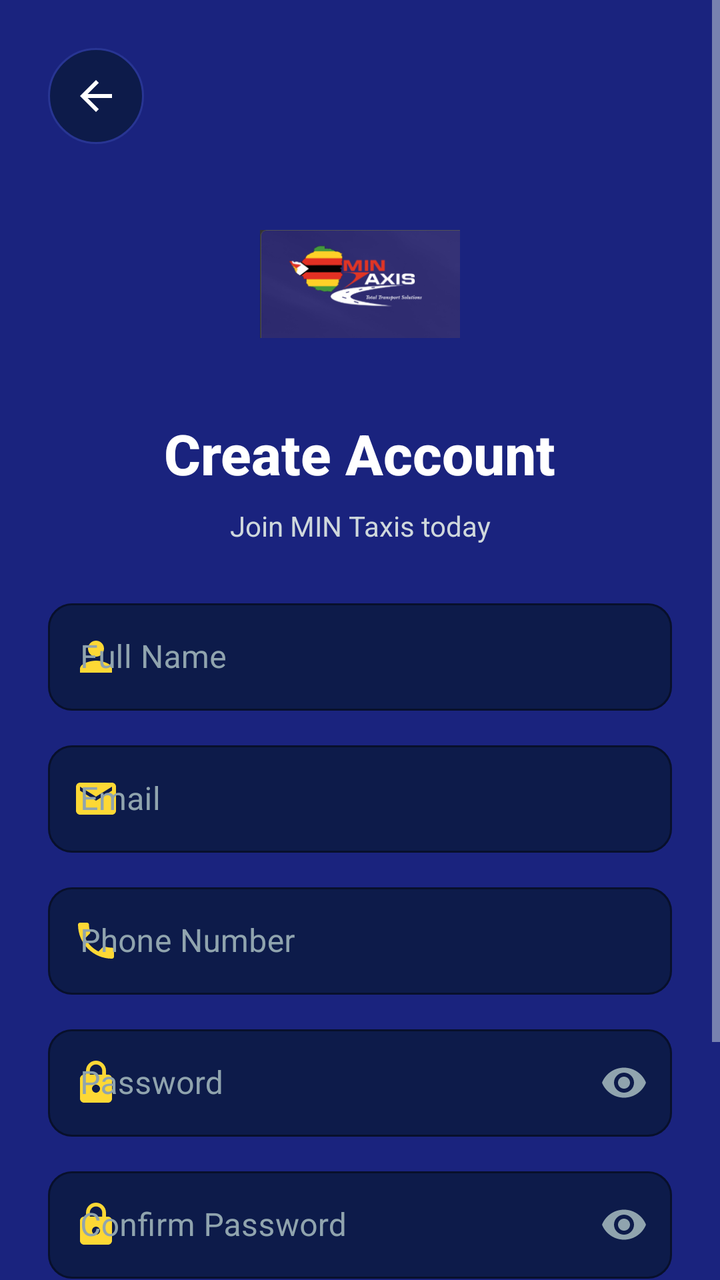
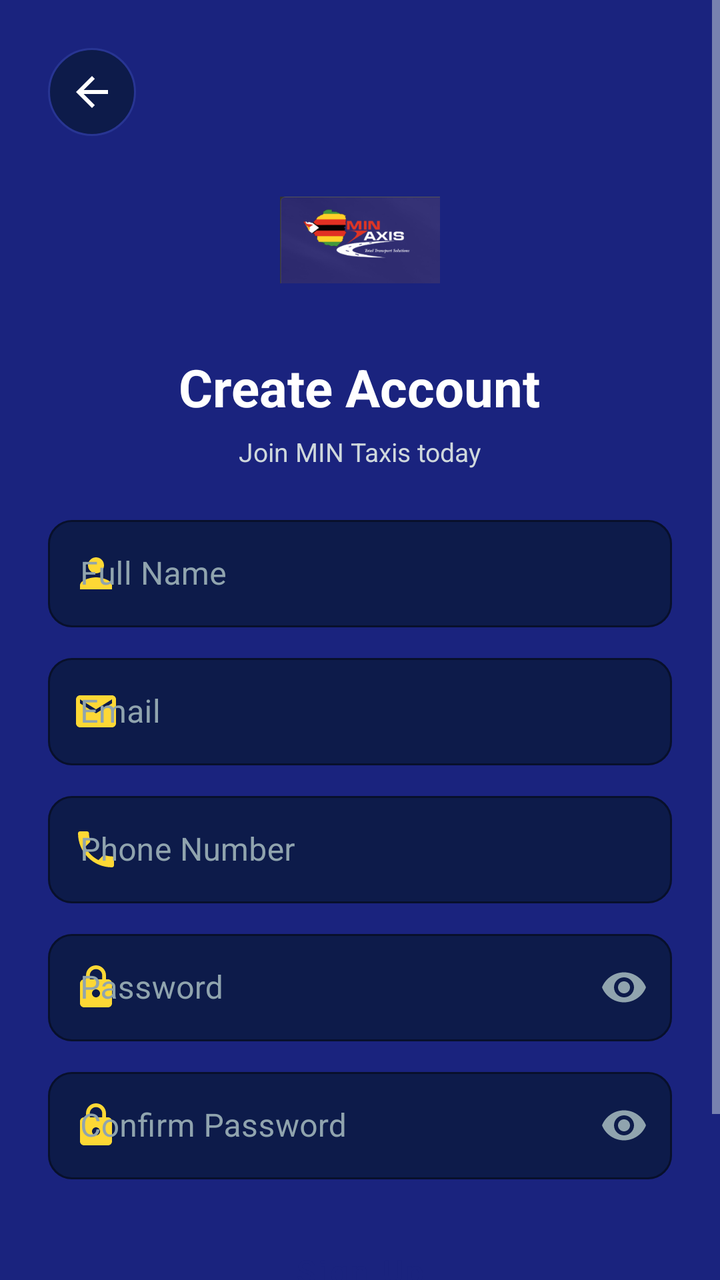

The first picture is an Android layout as it rendered before a commit; the second is the same layout after the commit. The layout source and the unified diff follow.
<!-- AndroidManifest.xml: activity theme Theme.MinTaxis -->
<!-- res/layout/activity_register.xml -->
<?xml version="1.0" encoding="utf-8"?>
<ScrollView 
    xmlns:android="http://schemas.android.com/apk/res/android"
    xmlns:app="http://schemas.android.com/apk/res-auto"
    android:layout_width="match_parent"
    android:layout_height="match_parent"
    android:background="@color/mintaxis_navy"
    android:fillViewport="true">

    <androidx.constraintlayout.widget.ConstraintLayout
        android:layout_width="match_parent"
        android:layout_height="wrap_content"
        android:padding="24dp">

        
        <ImageButton
            android:id="@+id/backButton"
            android:layout_width="48dp"
            android:layout_height="48dp"
            android:background="@drawable/circle_background"
            android:src="@drawable/ic_back"
            android:contentDescription="Back"
            android:scaleType="centerInside"
            android:tint="@color/mintaxis_white"
            app:layout_constraintStart_toStartOf="parent"
            app:layout_constraintTop_toTopOf="parent" />

        
        <ImageView
            android:id="@+id/logo"
            android:layout_width="100dp"
            android:layout_height="100dp"
            android:src="@mipmap/ic_launcher"
            android:scaleType="fitCenter"
            android:layout_marginTop="20dp"
            app:layout_constraintEnd_toEndOf="parent"
            app:layout_constraintStart_toStartOf="parent"
            app:layout_constraintTop_toBottomOf="@id/backButton" />

        
        <TextView
            android:id="@+id/welcomeText"
            android:layout_width="wrap_content"
            android:layout_height="wrap_content"
            android:text="Create Account"
            android:textColor="@color/mintaxis_text_primary"
            android:textSize="28sp"
            android:textStyle="bold"
            android:fontFamily="sans-serif-medium"
            android:layout_marginTop="16dp"
            app:layout_constraintEnd_toEndOf="parent"
            app:layout_constraintStart_toStartOf="parent"
            app:layout_constraintTop_toBottomOf="@id/logo" />

        <TextView
            android:id="@+id/subtitleText"
            android:layout_width="wrap_content"
            android:layout_height="wrap_content"
            android:text="Join MIN Taxis today"
            android:textColor="@color/mintaxis_text_secondary"
            android:textSize="14sp"
            android:layout_marginTop="8dp"
            app:layout_constraintEnd_toEndOf="parent"
            app:layout_constraintStart_toStartOf="parent"
            app:layout_constraintTop_toBottomOf="@id/welcomeText" />

        
        <com.google.android.material.textfield.TextInputLayout
            android:id="@+id/nameLayout"
            style="@style/MinTaxis.TextInput"
            android:layout_width="0dp"
            android:layout_height="wrap_content"
            android:hint="Full Name"
            android:layout_marginTop="24dp"
            app:startIconDrawable="@drawable/ic_profile"
            app:startIconTint="@color/mintaxis_yellow"
            app:layout_constraintEnd_toEndOf="parent"
            app:layout_constraintStart_toStartOf="parent"
            app:layout_constraintTop_toBottomOf="@id/subtitleText">

            <com.google.android.material.textfield.TextInputEditText
                android:id="@+id/fullName"
                android:layout_width="match_parent"
                android:layout_height="wrap_content"
                android:inputType="textPersonName"
                android:padding="16dp" />

        </com.google.android.material.textfield.TextInputLayout>

        
        <com.google.android.material.textfield.TextInputLayout
            android:id="@+id/emailLayout"
            style="@style/MinTaxis.TextInput"
            android:layout_width="0dp"
            android:layout_height="wrap_content"
            android:hint="Email"
            android:layout_marginTop="12dp"
            app:startIconDrawable="@drawable/ic_email"
            app:startIconTint="@color/mintaxis_yellow"
            app:layout_constraintEnd_toEndOf="parent"
            app:layout_constraintStart_toStartOf="parent"
            app:layout_constraintTop_toBottomOf="@id/nameLayout">

            <com.google.android.material.textfield.TextInputEditText
                android:id="@+id/email"
                android:layout_width="match_parent"
                android:layout_height="wrap_content"
                android:inputType="textEmailAddress"
                android:padding="16dp" />

        </com.google.android.material.textfield.TextInputLayout>

        
        <com.google.android.material.textfield.TextInputLayout
            android:id="@+id/phoneLayout"
            style="@style/MinTaxis.TextInput"
            android:layout_width="0dp"
            android:layout_height="wrap_content"
            android:hint="Phone Number"
            android:layout_marginTop="12dp"
            app:startIconDrawable="@drawable/ic_phone"
            app:startIconTint="@color/mintaxis_yellow"
            app:layout_constraintEnd_toEndOf="parent"
            app:layout_constraintStart_toStartOf="parent"
            app:layout_constraintTop_toBottomOf="@id/emailLayout">

            <com.google.android.material.textfield.TextInputEditText
                android:id="@+id/phoneNumber"
                android:layout_width="match_parent"
                android:layout_height="wrap_content"
                android:inputType="phone"
                android:padding="16dp" />

        </com.google.android.material.textfield.TextInputLayout>

        
        <com.google.android.material.textfield.TextInputLayout
            android:id="@+id/passwordLayout"
            style="@style/MinTaxis.TextInput"
            android:layout_width="0dp"
            android:layout_height="wrap_content"
            android:hint="Password"
            android:layout_marginTop="12dp"
            app:startIconDrawable="@drawable/ic_lock"
            app:startIconTint="@color/mintaxis_yellow"
            app:endIconMode="password_toggle"
            app:endIconTint="@color/mintaxis_text_muted"
            app:layout_constraintEnd_toEndOf="parent"
            app:layout_constraintStart_toStartOf="parent"
            app:layout_constraintTop_toBottomOf="@id/phoneLayout">

            <com.google.android.material.textfield.TextInputEditText
                android:id="@+id/password"
                android:layout_width="match_parent"
                android:layout_height="wrap_content"
                android:inputType="textPassword"
                android:padding="16dp" />

        </com.google.android.material.textfield.TextInputLayout>

        
        <com.google.android.material.textfield.TextInputLayout
            android:id="@+id/confirmPasswordLayout"
            style="@style/MinTaxis.TextInput"
            android:layout_width="0dp"
            android:layout_height="wrap_content"
            android:hint="Confirm Password"
            android:layout_marginTop="12dp"
            app:startIconDrawable="@drawable/ic_lock"
            app:startIconTint="@color/mintaxis_yellow"
            app:endIconMode="password_toggle"
            app:endIconTint="@color/mintaxis_text_muted"
            app:layout_constraintEnd_toEndOf="parent"
            app:layout_constraintStart_toStartOf="parent"
            app:layout_constraintTop_toBottomOf="@id/passwordLayout">

            <com.google.android.material.textfield.TextInputEditText
                android:id="@+id/confirmPassword"
                android:layout_width="match_parent"
                android:layout_height="wrap_content"
                android:inputType="textPassword"
                android:padding="16dp" />

        </com.google.android.material.textfield.TextInputLayout>

        
        <Button
            android:id="@+id/registerButton"
            style="@style/MinTaxis.Button.Primary"
            android:layout_width="0dp"
            android:layout_height="56dp"
            android:text="Sign Up"
            android:textSize="16sp"
            android:layout_marginTop="24dp"
            app:layout_constraintEnd_toEndOf="parent"
            app:layout_constraintStart_toStartOf="parent"
            app:layout_constraintTop_toBottomOf="@id/confirmPasswordLayout" />

        
        <LinearLayout
            android:id="@+id/loginContainer"
            android:layout_width="wrap_content"
            android:layout_height="wrap_content"
            android:orientation="horizontal"
            android:layout_marginTop="24dp"
            android:layout_marginBottom="24dp"
            app:layout_constraintEnd_toEndOf="parent"
            app:layout_constraintStart_toStartOf="parent"
            app:layout_constraintTop_toBottomOf="@id/registerButton">

            <TextView
                android:layout_width="wrap_content"
                android:layout_height="wrap_content"
                android:text="Already have an account? "
                android:textColor="@color/mintaxis_text_secondary"
                android:textSize="14sp" />

            <TextView
                android:id="@+id/loginLink"
                android:layout_width="wrap_content"
                android:layout_height="wrap_content"
                android:text="Sign In"
                android:textColor="@color/mintaxis_yellow"
                android:textSize="14sp"
                android:textStyle="bold" />

        </LinearLayout>

    </androidx.constraintlayout.widget.ConstraintLayout>
</ScrollView>
<!-- resources referenced by this layout -->
<resources>
  <color name="mintaxis_navy">#1A237E</color>
  <color name="mintaxis_text_muted">#90A4AE</color>
  <color name="mintaxis_text_primary">#FFFFFF</color>
  <color name="mintaxis_text_secondary">#CFD8DC</color>
  <color name="mintaxis_white">#FFFFFF</color>
  <color name="mintaxis_yellow">#FDD835</color>
  <!-- drawable circle_background (drawable) -->
  <?xml version="1.0" encoding="utf-8"?>
  <shape xmlns:android="http://schemas.android.com/apk/res/android"
      android:shape="oval">
      <solid android:color="@color/mintaxis_navy_dark" />
      <stroke
          android:width="1dp"
          android:color="@color/mintaxis_navy_light" />
  </shape>
  <!-- drawable ic_back (drawable) -->
  <vector xmlns:android="http://schemas.android.com/apk/res/android"
      android:width="24dp"
      android:height="24dp"
      android:viewportWidth="24"
      android:viewportHeight="24">
      <path
          android:fillColor="#FFFFFF"
          android:pathData="M20,11H7.83l5.59,-5.59L12,4l-8,8 8,8 1.41,-1.41L7.83,13H20v-2z"/>
  </vector>
  <!-- drawable ic_email (drawable) -->
  <vector xmlns:android="http://schemas.android.com/apk/res/android"
      android:width="24dp"
      android:height="24dp"
      android:viewportWidth="24"
      android:viewportHeight="24">
      <path
          android:fillColor="#FFFFFF"
          android:pathData="M20,4H4c-1.1,0 -1.99,0.9 -1.99,2L2,18c0,1.1 0.9,2 2,2h16c1.1,0 2,-0.9 2,-2V6c0,-1.1 -0.9,-2 -2,-2zM20,8l-8,5 -8,-5V6l8,5 8,-5v2z"/>
  </vector>
  <!-- drawable ic_lock (drawable) -->
  <vector xmlns:android="http://schemas.android.com/apk/res/android"
      android:width="24dp"
      android:height="24dp"
      android:viewportWidth="24"
      android:viewportHeight="24">
      <path
          android:fillColor="#FFFFFF"
          android:pathData="M18,8h-1V6c0,-2.76 -2.24,-5 -5,-5S7,3.24 7,6v2H6c-1.1,0 -2,0.9 -2,2v10c0,1.1 0.9,2 2,2h12c1.1,0 2,-0.9 2,-2V10c0,-1.1 -0.9,-2 -2,-2zM12,17c-1.1,0 -2,-0.9 -2,-2s0.9,-2 2,-2 2,0.9 2,2 -0.9,2 -2,2zM15.1,8H8.9V6c0,-1.71 1.39,-3.1 3.1,-3.1 1.71,0 3.1,1.39 3.1,3.1v2z"/>
  </vector>
  <!-- drawable ic_profile (drawable) -->
  <vector xmlns:android="http://schemas.android.com/apk/res/android"
      android:width="24dp"
      android:height="24dp"
      android:viewportWidth="24"
      android:viewportHeight="24">
      <path
          android:fillColor="#FFFFFF"
          android:pathData="M12,12c2.21,0 4,-1.79 4,-4s-1.79,-4 -4,-4 -4,1.79 -4,4 1.79,4 4,4zM12,14c-2.67,0 -8,1.34 -8,4v2h16v-2c0,-2.66 -5.33,-4 -8,-4z"/>
  </vector>
  <style name="MinTaxis.Button.Primary" parent="Widget.MaterialComponents.Button">
          <item name="backgroundTint">@color/mintaxis_yellow</item>
          <item name="android:textColor">@color/mintaxis_navy</item>
          <item name="android:textAllCaps">false</item>
          <item name="cornerRadius">12dp</item>
          <item name="android:paddingTop">14dp</item>
          <item name="android:paddingBottom">14dp</item>
      </style>
  <color name="mintaxis_navy_dark">#0D1B4A</color>
  <color name="mintaxis_navy_light">#283593</color>
  <color name="mintaxis_background">#1A237E</color>
  <!-- unchanged entries left out for length: 4 -->
</resources>

<!-- the commit's change to res/layout/activity_register.xml (unified diff, before → after) -->
@@ -7,76 +7,63 @@
     android:background="@color/mintaxis_navy"
     android:fillViewport="true">
 
-    <androidx.constraintlayout.widget.ConstraintLayout
+    <LinearLayout
         android:layout_width="match_parent"
         android:layout_height="wrap_content"
+        android:orientation="vertical"
         android:padding="24dp">
 
         
         <ImageButton
             android:id="@+id/backButton"
-            android:layout_width="48dp"
-            android:layout_height="48dp"
+            android:layout_width="44dp"
+            android:layout_height="44dp"
             android:background="@drawable/circle_background"
             android:src="@drawable/ic_back"
             android:contentDescription="Back"
             android:scaleType="centerInside"
-            android:tint="@color/mintaxis_white"
-            app:layout_constraintStart_toStartOf="parent"
-            app:layout_constraintTop_toTopOf="parent" />
+            android:tint="@color/mintaxis_white" />
 
         
         <ImageView
             android:id="@+id/logo"
-            android:layout_width="100dp"
-            android:layout_height="100dp"
+            android:layout_width="80dp"
+            android:layout_height="80dp"
             android:src="@mipmap/ic_launcher"
             android:scaleType="fitCenter"
-            android:layout_marginTop="20dp"
-            app:layout_constraintEnd_toEndOf="parent"
-            app:layout_constraintStart_toStartOf="parent"
-            app:layout_constraintTop_toBottomOf="@id/backButton" />
+            android:layout_marginTop="12dp"
+            android:layout_gravity="center" />
 
         
         <TextView
-            android:id="@+id/welcomeText"
             android:layout_width="wrap_content"
             android:layout_height="wrap_content"
-            android:text="Create Account"
+            android:text="@string/create_account"
             android:textColor="@color/mintaxis_text_primary"
-            android:textSize="28sp"
+            android:textSize="26sp"
             android:textStyle="bold"
-            android:fontFamily="sans-serif-medium"
             android:layout_marginTop="16dp"
-            app:layout_constraintEnd_toEndOf="parent"
-            app:layout_constraintStart_toStartOf="parent"
-            app:layout_constraintTop_toBottomOf="@id/logo" />
+            android:layout_gravity="center" />
 
         <TextView
-            android:id="@+id/subtitleText"
             android:layout_width="wrap_content"
             android:layout_height="wrap_content"
-            android:text="Join MIN Taxis today"
+            android:text="@string/register_subtitle"
             android:textColor="@color/mintaxis_text_secondary"
-            android:textSize="14sp"
-            android:layout_marginTop="8dp"
-            app:layout_constraintEnd_toEndOf="parent"
-            app:layout_constraintStart_toStartOf="parent"
-            app:layout_constraintTop_toBottomOf="@id/welcomeText" />
+            android:textSize="13sp"
+            android:layout_marginTop="6dp"
+            android:layout_gravity="center" />
 
         
         <com.google.android.material.textfield.TextInputLayout
             android:id="@+id/nameLayout"
             style="@style/MinTaxis.TextInput"
-            android:layout_width="0dp"
+            android:layout_width="match_parent"
             android:layout_height="wrap_content"
-            android:hint="Full Name"
-            android:layout_marginTop="24dp"
+            android:hint="@string/full_name"
+            android:layout_marginTop="20dp"
             app:startIconDrawable="@drawable/ic_profile"
-            app:startIconTint="@color/mintaxis_yellow"
-            app:layout_constraintEnd_toEndOf="parent"
-            app:layout_constraintStart_toStartOf="parent"
-            app:layout_constraintTop_toBottomOf="@id/subtitleText">
+            app:startIconTint="@color/mintaxis_yellow">
 
             <com.google.android.material.textfield.TextInputEditText
                 android:id="@+id/fullName"
@@ -91,15 +78,12 @@
         <com.google.android.material.textfield.TextInputLayout
             android:id="@+id/emailLayout"
             style="@style/MinTaxis.TextInput"
-            android:layout_width="0dp"
+            android:layout_width="match_parent"
             android:layout_height="wrap_content"
-            android:hint="Email"
-            android:layout_marginTop="12dp"
+            android:hint="@string/email"
+            android:layout_marginTop="10dp"
             app:startIconDrawable="@drawable/ic_email"
-            app:startIconTint="@color/mintaxis_yellow"
-            app:layout_constraintEnd_toEndOf="parent"
-            app:layout_constraintStart_toStartOf="parent"
-            app:layout_constraintTop_toBottomOf="@id/nameLayout">
+            app:startIconTint="@color/mintaxis_yellow">
 
             <com.google.android.material.textfield.TextInputEditText
                 android:id="@+id/email"
@@ -114,15 +98,12 @@
         <com.google.android.material.textfield.TextInputLayout
             android:id="@+id/phoneLayout"
             style="@style/MinTaxis.TextInput"
-            android:layout_width="0dp"
+            android:layout_width="match_parent"
             android:layout_height="wrap_content"
-            android:hint="Phone Number"
-            android:layout_marginTop="12dp"
+            android:hint="@string/phone_number"
+            android:layout_marginTop="10dp"
             app:startIconDrawable="@drawable/ic_phone"
-            app:startIconTint="@color/mintaxis_yellow"
-            app:layout_constraintEnd_toEndOf="parent"
-            app:layout_constraintStart_toStartOf="parent"
-            app:layout_constraintTop_toBottomOf="@id/emailLayout">
+            app:startIconTint="@color/mintaxis_yellow">
 
             <com.google.android.material.textfield.TextInputEditText
                 android:id="@+id/phoneNumber"
@@ -137,17 +118,14 @@
         <com.google.android.material.textfield.TextInputLayout
             android:id="@+id/passwordLayout"
             style="@style/MinTaxis.TextInput"
-            android:layout_width="0dp"
+            android:layout_width="match_parent"
             android:layout_height="wrap_content"
-            android:hint="Password"
-            android:layout_marginTop="12dp"
+            android:hint="@string/password"
+            android:layout_marginTop="10dp"
             app:startIconDrawable="@drawable/ic_lock"
             app:startIconTint="@color/mintaxis_yellow"
             app:endIconMode="password_toggle"
-            app:endIconTint="@color/mintaxis_text_muted"
-            app:layout_constraintEnd_toEndOf="parent"
-            app:layout_constraintStart_toStartOf="parent"
-            app:layout_constraintTop_toBottomOf="@id/phoneLayout">
+            app:endIconTint="@color/mintaxis_text_muted">
 
             <com.google.android.material.textfield.TextInputEditText
                 android:id="@+id/password"
@@ -162,17 +140,14 @@
         <com.google.android.material.textfield.TextInputLayout
             android:id="@+id/confirmPasswordLayout"
             style="@style/MinTaxis.TextInput"
-            android:layout_width="0dp"
+            android:layout_width="match_parent"
             android:layout_height="wrap_content"
             android:hint="Confirm Password"
-            android:layout_marginTop="12dp"
+            android:layout_marginTop="10dp"
             app:startIconDrawable="@drawable/ic_lock"
             app:startIconTint="@color/mintaxis_yellow"
             app:endIconMode="password_toggle"
-            app:endIconTint="@color/mintaxis_text_muted"
-            app:layout_constraintEnd_toEndOf="parent"
-            app:layout_constraintStart_toStartOf="parent"
-            app:layout_constraintTop_toBottomOf="@id/passwordLayout">
+            app:endIconTint="@color/mintaxis_text_muted">
 
             <com.google.android.material.textfield.TextInputEditText
                 android:id="@+id/confirmPassword"
@@ -187,44 +162,38 @@
         <Button
             android:id="@+id/registerButton"
             style="@style/MinTaxis.Button.Primary"
-            android:layout_width="0dp"
-            android:layout_height="56dp"
-            android:text="Sign Up"
+            android:layout_width="match_parent"
+            android:layout_height="52dp"
+            android:text="@string/sign_up"
             android:textSize="16sp"
-            android:layout_marginTop="24dp"
-            app:layout_constraintEnd_toEndOf="parent"
-            app:layout_constraintStart_toStartOf="parent"
-            app:layout_constraintTop_toBottomOf="@id/confirmPasswordLayout" />
+            android:layout_marginTop="20dp" />
 
         
         <LinearLayout
-            android:id="@+id/loginContainer"
             android:layout_width="wrap_content"
             android:layout_height="wrap_content"
             android:orientation="horizontal"
-            android:layout_marginTop="24dp"
-            android:layout_marginBottom="24dp"
-            app:layout_constraintEnd_toEndOf="parent"
-            app:layout_constraintStart_toStartOf="parent"
-            app:layout_constraintTop_toBottomOf="@id/registerButton">
+            android:layout_marginTop="16dp"
+            android:layout_gravity="center"
+            android:layout_marginBottom="16dp">
 
             <TextView
                 android:layout_width="wrap_content"
                 android:layout_height="wrap_content"
-                android:text="Already have an account? "
+                android:text="@string/already_have_account"
                 android:textColor="@color/mintaxis_text_secondary"
-                android:textSize="14sp" />
+                android:textSize="13sp" />
 
             <TextView
                 android:id="@+id/loginLink"
                 android:layout_width="wrap_content"
                 android:layout_height="wrap_content"
-                android:text="Sign In"
+                android:text="@string/sign_in"
                 android:textColor="@color/mintaxis_yellow"
-                android:textSize="14sp"
+                android:textSize="13sp"
                 android:textStyle="bold" />
 
         </LinearLayout>
 
-    </androidx.constraintlayout.widget.ConstraintLayout>
+    </LinearLayout>
 </ScrollView>
<!-- resource entries referenced after the edit -->
@@ -55,6 +55,15 @@
           android:fillColor="#FFFFFF"
           android:pathData="M12,12c2.21,0 4,-1.79 4,-4s-1.79,-4 -4,-4 -4,1.79 -4,4 1.79,4 4,4zM12,14c-2.67,0 -8,1.34 -8,4v2h16v-2c0,-2.66 -5.33,-4 -8,-4z"/>
   </vector>
+  <string name="already_have_account">Already have an account?</string>
+  <string name="create_account">Create Account</string>
+  <string name="email">Email</string>
+  <string name="full_name">Full Name</string>
+  <string name="password">Password</string>
+  <string name="phone_number">Phone Number</string>
+  <string name="register_subtitle">Join MIN Taxis today</string>
+  <string name="sign_in">Sign In</string>
+  <string name="sign_up">Sign Up</string>
   <style name="MinTaxis.Button.Primary" parent="Widget.MaterialComponents.Button">
           <item name="backgroundTint">@color/mintaxis_yellow</item>
           <item name="android:textColor">@color/mintaxis_navy</item>
